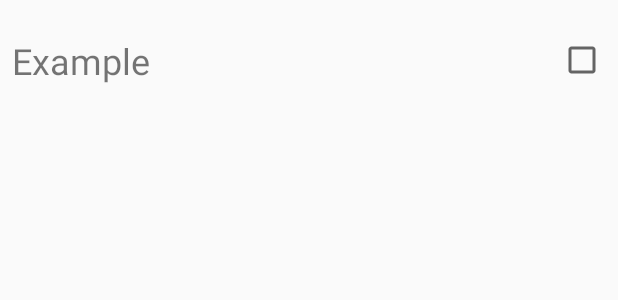
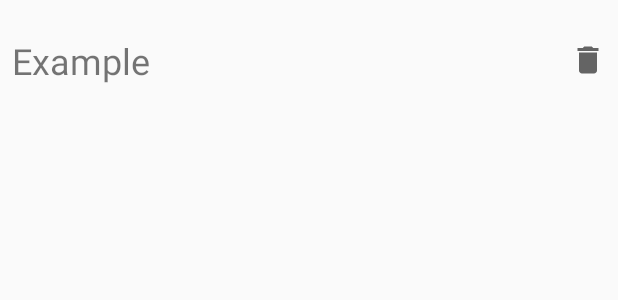
Before and after one commit to hk2257853/Tech-Playground, an Android app: the layout item_todo.xml on its own in the app's theme, with its tools: preview values and no code run, on a phone screen of 412 x 824 dp. Shown: the top 300 px of the screen. Run offline under Robolectric (Android 15) with nearby library versions, the phone set to English and light mode, and no system bars.

Commit message:
Working to do list app with ROOM database. Can intert, delete one or all tasks.

```diff
--- a/app/src/main/java/com/hk/todolist/TasksDatabase.kt
+++ b/app/src/main/java/com/hk/todolist/database/TasksDatabase.kt
@@ -1,4 +1,4 @@
-package com.hk.todolist
+package com.hk.todolist.database
 
 import android.content.Context
 import androidx.room.Database
--- a/app/src/main/java/com/hk/todolist/TasksEntity.kt
+++ b/app/src/main/java/com/hk/todolist/database/TasksEntity.kt
@@ -1,4 +1,4 @@
-package com.hk.todolist
+package com.hk.todolist.database
 
 import androidx.room.ColumnInfo
 import androidx.room.Entity
@@ -6,7 +6,6 @@ import androidx.room.PrimaryKey
 
 
 @Entity(tableName = "task_table")
-data class TasksEntity(@ColumnInfo(name = "task") val task: String,
-                       @ColumnInfo(name = "isChecked") var isChecked: Boolean) {
+data class TasksEntity(@ColumnInfo(name = "task") val task: String) {
     @PrimaryKey(autoGenerate = true) var id =0
 }
--- /dev/null
+++ b/app/src/main/res/drawable-v24/ic_baseline_delete_24.xml
@@ -0,0 +1,10 @@
+<vector xmlns:android="http://schemas.android.com/apk/res/android"
+    android:width="24dp"
+    android:height="24dp"
+    android:viewportWidth="24"
+    android:viewportHeight="24"
+    android:tint="?attr/colorControlNormal">
+  <path
+      android:fillColor="@android:color/white"
+      android:pathData="M6,19c0,1.1 0.9,2 2,2h8c1.1,0 2,-0.9 2,-2V7H6v12zM19,4h-3.5l-1,-1h-5l-1,1H5v2h14V4z"/>
+</vector>
--- /dev/null
+++ b/app/src/main/res/drawable/ic_baseline_delete_24.xml
@@ -0,0 +1,10 @@
+<vector xmlns:android="http://schemas.android.com/apk/res/android"
+    android:width="24dp"
+    android:height="24dp"
+    android:viewportWidth="24"
+    android:viewportHeight="24"
+    android:tint="?attr/colorControlNormal">
+  <path
+      android:fillColor="@android:color/white"
+      android:pathData="M6,19c0,1.1 0.9,2 2,2h8c1.1,0 2,-0.9 2,-2V7H6v12zM19,4h-3.5l-1,-1h-5l-1,1H5v2h14V4z"/>
+</vector>
--- a/app/src/main/res/layout/item_todo.xml
+++ b/app/src/main/res/layout/item_todo.xml
@@ -2,28 +2,33 @@
 <androidx.constraintlayout.widget.ConstraintLayout
     xmlns:android="http://schemas.android.com/apk/res/android"
     xmlns:app="http://schemas.android.com/apk/res-auto"
+    xmlns:tools="http://schemas.android.com/tools"
     android:layout_width="match_parent"
     android:layout_height="80dp"
     android:paddingStart="8dp"
     android:paddingEnd="8dp">
 
     <TextView
-        android:id="@+id/tvTodoTitle"
+        android:id="@+id/tvTodoTask"
         android:layout_width="0dp"
         android:layout_height="wrap_content"
         android:text="Example"
         android:textSize="24sp"
         app:layout_constraintBottom_toBottomOf="parent"
-        app:layout_constraintEnd_toStartOf="@+id/cbDone"
+        app:layout_constraintEnd_toStartOf="@+id/btnDeleteDone"
         app:layout_constraintStart_toStartOf="parent"
         app:layout_constraintTop_toTopOf="parent" />
 
-    <CheckBox
-        android:id="@+id/cbDone"
+    <ImageView
+        android:id="@+id/btnDeleteDone"
         android:layout_width="wrap_content"
         android:layout_height="wrap_content"
+        android:layout_gravity="end"
+        android:layout_weight="1"
+        android:contentDescription="TODO"
         app:layout_constraintBottom_toBottomOf="parent"
         app:layout_constraintEnd_toEndOf="parent"
-        app:layout_constraintTop_toTopOf="parent" />
+        app:layout_constraintTop_toTopOf="parent"
+        app:srcCompat="@drawable/ic_baseline_delete_24" />
 
 </androidx.constraintlayout.widget.ConstraintLayout>
```
Also changed, not shown: app/src/main/java/com/hk/todolist/MainActivity.kt (+21 -30 lines), app/src/main/java/com/hk/todolist/TodoAdapter.kt (+28 -45 lines), app/src/main/java/com/hk/todolist/database/TaskDao.kt (renamed from app/src/main/java/com/hk/todolist/TaskDao.kt, +3 -4 lines), app/src/main/java/com/hk/todolist/database/TaskRepository.kt (renamed from app/src/main/java/com/hk/todolist/TaskRepository.kt, +5 -2 lines), app/src/main/java/com/hk/todolist/database/TaskViewModel.kt (renamed from app/src/main/java/com/hk/todolist/TaskViewModel.kt, +9 -4 lines), app/src/main/res/layout/activity_main.xml (+1 -10 lines).
